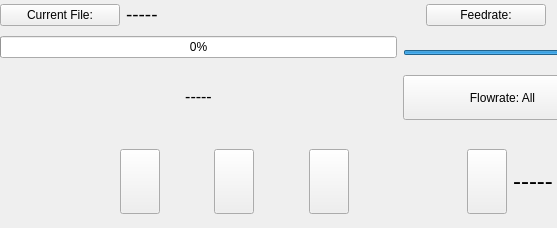
First picture: the form in ClientApp/qt/activeprintwidget.ui, repository re3Dprinting/touchscreen, before the edit; both pictures show x 0 to 557 and y 0 to 228 of the 800 by 228 pixel window.
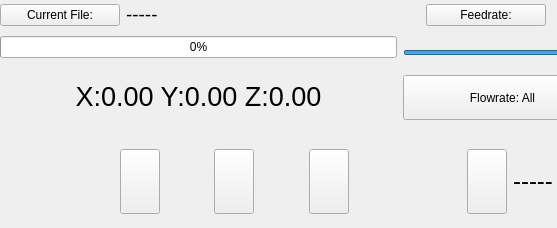
Second picture: the form after the edit. Icons and pictures are not drawn.

Patch:
```diff
--- a/ClientApp/qt/activeprintwidget.ui
+++ b/ClientApp/qt/activeprintwidget.ui
@@ -243,8 +243,16 @@
          <verstretch>0</verstretch>
         </sizepolicy>
        </property>
+       <property name="font">
+        <font>
+         <pointsize>20</pointsize>
+        </font>
+       </property>
        <property name="text">
-        <string>&lt;html&gt;&lt;head/&gt;&lt;body&gt;&lt;p align=&quot;center&quot;&gt;&lt;span style=&quot; font-size:12pt;&quot;&gt;-----&lt;/span&gt;&lt;/p&gt;&lt;/body&gt;&lt;/html&gt;</string>
+        <string>X:0.00 Y:0.00 Z:0.00</string>
+       </property>
+       <property name="alignment">
+        <set>Qt::AlignCenter</set>
        </property>
       </widget>
      </item>
```
